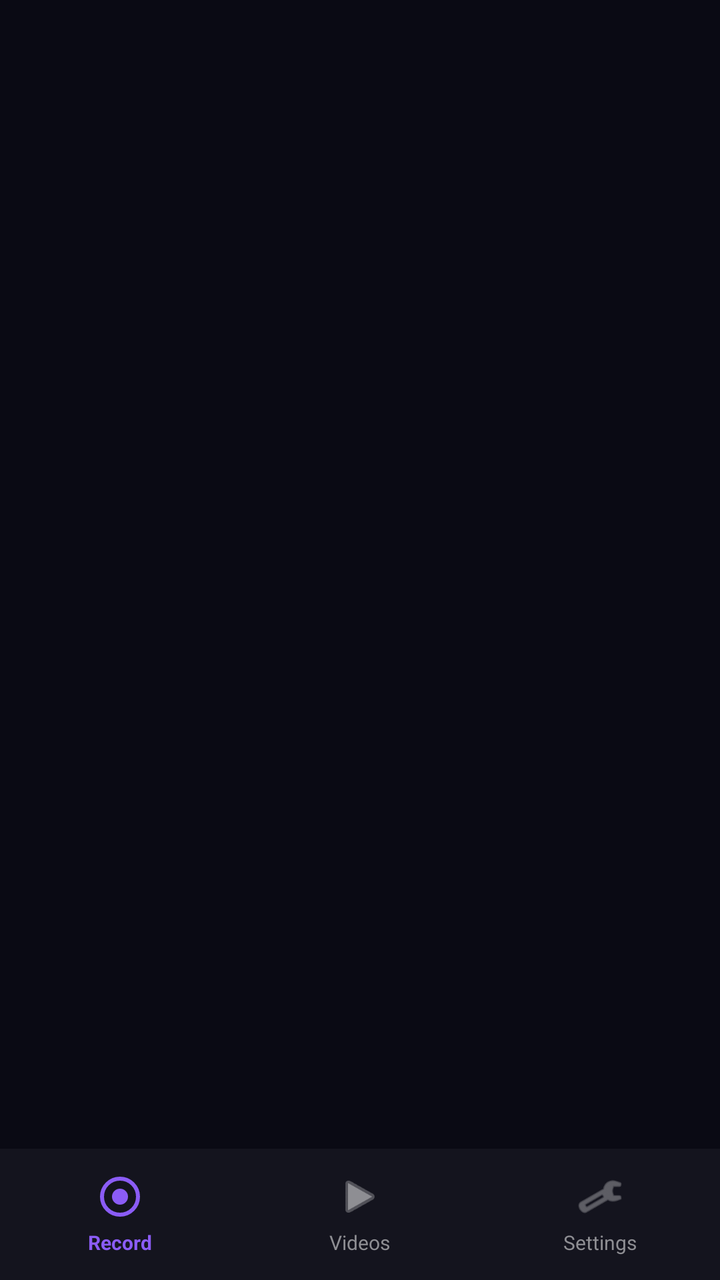
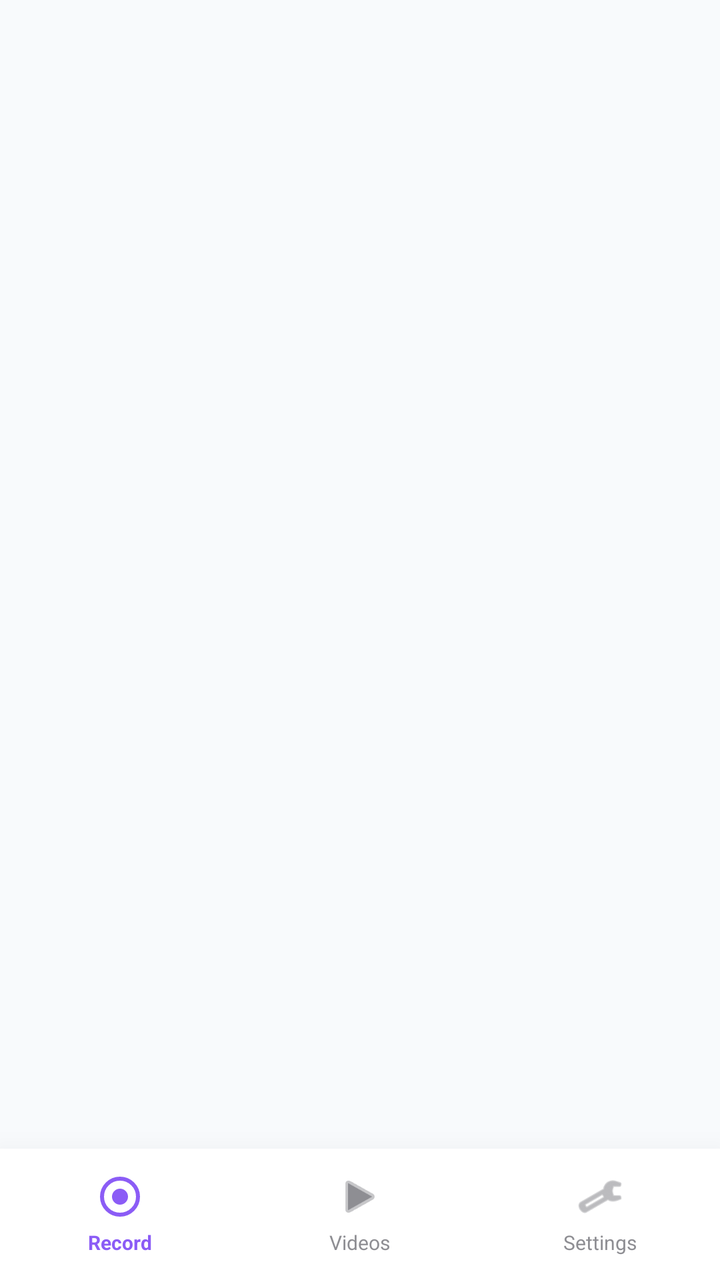

The first picture is an Android layout as it rendered before a commit; the second is the same layout after the commit. The layout source and the unified diff follow.
<!-- AndroidManifest.xml: activity theme Theme.ScreenRecorder.NoActionBar -->
<!-- res/layout/activity_main.xml -->
<?xml version="1.0" encoding="utf-8"?>
<androidx.constraintlayout.widget.ConstraintLayout xmlns:android="http://schemas.android.com/apk/res/android"
    xmlns:app="http://schemas.android.com/apk/res-auto"
    xmlns:tools="http://schemas.android.com/tools"
    android:layout_width="match_parent"
    android:layout_height="match_parent"
    android:background="#0A0A14">

    <FrameLayout
        android:id="@+id/fragment_container"
        android:layout_width="0dp"
        android:layout_height="0dp"
        app:layout_constraintTop_toTopOf="parent"
        app:layout_constraintBottom_toTopOf="@id/tab_bar"
        app:layout_constraintStart_toStartOf="parent"
        app:layout_constraintEnd_toEndOf="parent" />

    <LinearLayout
        android:id="@+id/tab_bar"
        android:layout_width="0dp"
        android:layout_height="wrap_content"
        android:orientation="horizontal"
        android:background="#14141E"
        android:paddingVertical="12dp"
        android:elevation="16dp"
        app:layout_constraintBottom_toBottomOf="parent"
        app:layout_constraintStart_toStartOf="parent"
        app:layout_constraintEnd_toEndOf="parent">

        <LinearLayout
            android:id="@+id/tab_record"
            android:layout_width="0dp"
            android:layout_height="wrap_content"
            android:layout_weight="1"
            android:orientation="vertical"
            android:gravity="center"
            android:background="?actionBarItemBackground">
            <ImageView
                android:id="@+id/icon_record"
                android:layout_width="24dp"
                android:layout_height="24dp"
                android:src="@drawable/ic_record_circle"
                app:tint="#8B5CF6" />
            <TextView
                android:id="@+id/text_record"
                android:layout_width="wrap_content"
                android:layout_height="wrap_content"
                android:text="Record"
                android:textSize="10sp"
                android:textColor="#8B5CF6"
                android:textStyle="bold"
                android:layout_marginTop="4dp" />
        </LinearLayout>

        <LinearLayout
            android:id="@+id/tab_library"
            android:layout_width="0dp"
            android:layout_height="wrap_content"
            android:layout_weight="1"
            android:orientation="vertical"
            android:gravity="center"
            android:background="?actionBarItemBackground">
            <ImageView
                android:id="@+id/icon_library"
                android:layout_width="24dp"
                android:layout_height="24dp"
                android:src="@android:drawable/ic_media_play"
                app:tint="#8E8E93" />
            <TextView
                android:id="@+id/text_library"
                android:layout_width="wrap_content"
                android:layout_height="wrap_content"
                android:text="Videos"
                android:textSize="10sp"
                android:textColor="#8E8E93"
                android:layout_marginTop="4dp" />
        </LinearLayout>

        <LinearLayout
            android:id="@+id/tab_settings"
            android:layout_width="0dp"
            android:layout_height="wrap_content"
            android:layout_weight="1"
            android:orientation="vertical"
            android:gravity="center"
            android:background="?actionBarItemBackground">
            <ImageView
                android:id="@+id/icon_settings"
                android:layout_width="24dp"
                android:layout_height="24dp"
                android:src="@android:drawable/ic_menu_preferences"
                app:tint="#8E8E93" />
            <TextView
                android:id="@+id/text_settings"
                android:layout_width="wrap_content"
                android:layout_height="wrap_content"
                android:text="Settings"
                android:textSize="10sp"
                android:textColor="#8E8E93"
                android:layout_marginTop="4dp" />
        </LinearLayout>
    </LinearLayout>
</androidx.constraintlayout.widget.ConstraintLayout>
<!-- resources referenced by this layout -->
<resources>
  <!-- drawable ic_record_circle (drawable) -->
  <vector xmlns:android="http://schemas.android.com/apk/res/android"
      android:width="24dp"
      android:height="24dp"
      android:viewportWidth="24.0"
      android:viewportHeight="24.0">
      <path
          android:fillColor="#00000000"
          android:pathData="M12,12m-9,0a9,9 0,1 1,18 0a9,9 0,1 1,-18 0"
          android:strokeWidth="2"
          android:strokeColor="#FFFFFF"/>
      <path
          android:fillColor="#FFFFFF"
          android:pathData="M12,12m-4,0a4,4 0,1 1,8 0a4,4 0,1 1,-8 0"/>
  </vector>
  <style name="Theme.ScreenRecorder.NoActionBar" parent="Theme.ScreenRecorder">
      </style>
  <style name="Theme.ScreenRecorder" parent="Theme.MaterialComponents.DayNight.NoActionBar">
          <item name="colorPrimary">@color/blue_ios</item>
          <item name="colorPrimaryDark">@color/black</item>
          <item name="colorAccent">@color/red_record</item>
          <item name="android:windowBackground">@color/black</item>
          <item name="android:navigationBarColor">@color/black</item>
          <item name="android:statusBarColor">@color/black</item>
          <item name="android:textColorPrimary">@color/white</item>
      </style>
  <color name="blue_ios">#0A84FF</color>
  <color name="black">#000000</color>
  <color name="red_record">#FF3B30</color>
  <color name="white">#FFFFFF</color>
</resources>

<!-- the commit's change to res/layout/activity_main.xml (unified diff, before → after) -->
@@ -4,7 +4,7 @@
     xmlns:tools="http://schemas.android.com/tools"
     android:layout_width="match_parent"
     android:layout_height="match_parent"
-    android:background="#0A0A14">
+    android:background="#F8FAFC">
 
     <FrameLayout
         android:id="@+id/fragment_container"
@@ -20,9 +20,10 @@
         android:layout_width="0dp"
         android:layout_height="wrap_content"
         android:orientation="horizontal"
-        android:background="#14141E"
+        android:background="#FFFFFF"
         android:paddingVertical="12dp"
-        android:elevation="16dp"
+        android:elevation="24dp"
+        android:outlineSpotShadowColor="#1A000000"
         app:layout_constraintBottom_toBottomOf="parent"
         app:layout_constraintStart_toStartOf="parent"
         app:layout_constraintEnd_toEndOf="parent">
